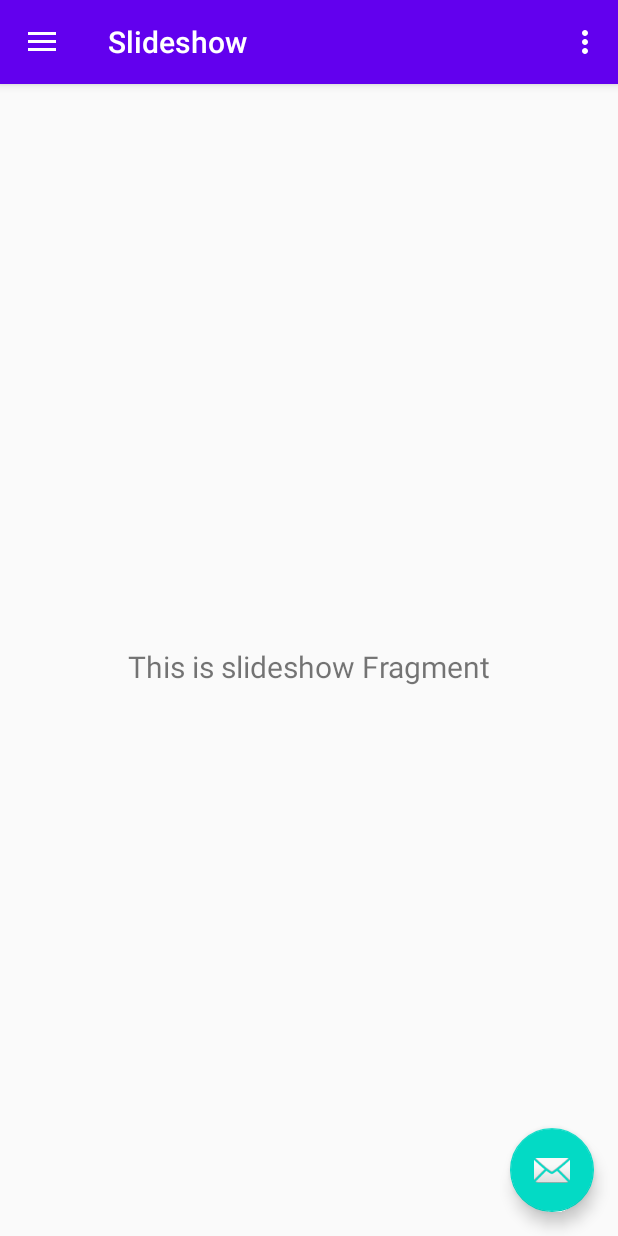
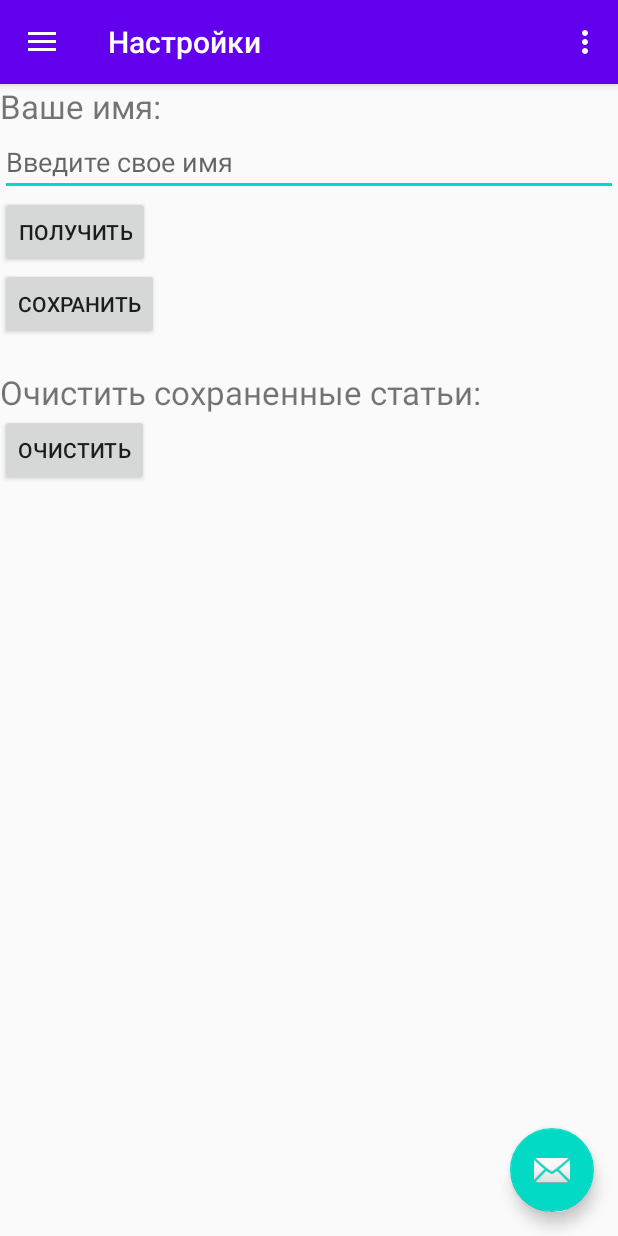
Before and after one commit to kissloryshy/IHaveRights, an Android app: the screen it shows after launch (MainActivity), in the side drawer, after a tap on "Настройки", on a phone screen of 412 x 824 dp. Run offline under Robolectric (Android 15) with nearby library versions, the phone set to English and light mode, and no system bars; our stand-ins replace Firebase (no records; nobody signed in at launch, a user with empty details on screens opened directly), navigation-ui; 1 statement that could not run was skipped.

Commit message:
SQLite (UserInfo) + some refactoring

```diff
--- a/app/build.gradle
+++ b/app/build.gradle
@@ -1,6 +1,7 @@
 apply plugin: 'com.android.application'
 apply plugin: 'kotlin-android'
 apply plugin: 'kotlin-android-extensions'
+apply plugin: 'com.google.gms.google-services'
 
 android {
     compileSdkVersion 29
@@ -51,6 +52,7 @@ dependencies {
     implementation 'androidx.navigation:navigation-fragment-ktx:2.2.2'
     implementation 'androidx.navigation:navigation-ui-ktx:2.2.2'
     implementation 'androidx.lifecycle:lifecycle-viewmodel-ktx:2.2.0'
+    implementation 'com.google.firebase:firebase-firestore:21.4.3'
     testImplementation 'junit:junit:4.12'
     androidTestImplementation 'androidx.test.ext:junit:1.1.1'
     androidTestImplementation 'androidx.test.espresso:espresso-core:3.2.0'
--- /dev/null
+++ b/app/src/main/java/com/example/androidnav/data/UserInfo.kt
@@ -0,0 +1,75 @@
+package com.example.androidnav.data
+
+import android.content.ContentValues
+import android.content.Context
+import android.database.Cursor
+import android.database.sqlite.SQLiteDatabase
+import android.database.sqlite.SQLiteOpenHelper
+import android.util.Log
+import android.widget.Toast
+
+class UserInfo(
+    context: Context?,
+    name: String?,
+    factory: SQLiteDatabase.CursorFactory?,
+    version: Int
+) : SQLiteOpenHelper(context, name, factory, version) {
+
+    companion object {
+        private val DATABASE_VER = 1
+        private val DATABASE_NAME = "UserInfo"
+
+        //Table UserInfo
+        private val TABLE_NAME = "UserInfo"
+        private val COL_NAME = "name"
+
+        //Table Articles
+        private val TABLE_NAME_ARTICLES = "articles"
+        private val COL_CONTENT = "content"
+        private val COL_SOURCE = "source"
+        private val COL_TITLE = "title"
+        private val COL_PUBLICATION_DATE = "publicationDate"
+    }
+
+    override fun onCreate(db: SQLiteDatabase?) {
+        var sql = "create table if not exists $TABLE_NAME ($COL_NAME text);"
+        db?.execSQL(sql)
+
+        var sqlQuery = "create table if not exists $TABLE_NAME_ARTICLES (id integer primary key autoincrement," +
+                "$COL_CONTENT text," +
+                "$COL_SOURCE text," +
+                "$COL_TITLE text," +
+                "$COL_PUBLICATION_DATE datetime);"
+        db?.execSQL(sqlQuery)
+
+        Log.d("kiss", "userInfo onCreate")
+    }
+
+    override fun onUpgrade(db: SQLiteDatabase?, oldVersion: Int, newVersion: Int) {
+        db?.execSQL("drop table if exists $TABLE_NAME;")
+        onCreate(db!!)
+    }
+
+    fun saveName(name: String) {
+        var db: SQLiteDatabase = this.writableDatabase
+
+        //Clear name
+        var query = "delete from UserInfo;"
+        db.execSQL(query)
+
+        //Add name
+        var values = ContentValues()
+        values.put(COL_NAME, name)
+        db.insert(TABLE_NAME, null, values)
+        db.close()
+    }
+
+    fun getName() : String {
+        var query = "select name from UserInfo"
+        var db: SQLiteDatabase = this.writableDatabase
+        var cursor: Cursor = db.rawQuery(query, null)
+        cursor.moveToFirst()
+        var res: String = cursor.getString(cursor.getColumnIndex("name"))
+        return res
+    }
+}
--- a/app/src/main/java/com/example/androidnav/ui/settings/SettingsFragment.kt
+++ b/app/src/main/java/com/example/androidnav/ui/settings/SettingsFragment.kt
@@ -1,14 +1,18 @@
 package com.example.androidnav.ui.settings
 
+import android.database.sqlite.SQLiteDatabase
+import android.os.Build
 import android.os.Bundle
 import android.view.LayoutInflater
 import android.view.View
 import android.view.ViewGroup
-import android.widget.TextView
+import android.widget.Toast
+import androidx.annotation.RequiresApi
 import androidx.fragment.app.Fragment
-import androidx.lifecycle.Observer
 import androidx.lifecycle.ViewModelProviders
 import com.example.androidnav.R
+import com.example.androidnav.data.UserInfo
+import kotlinx.android.synthetic.main.fragment_settings.*
 
 class SettingsFragment : Fragment() {
 
@@ -22,10 +26,34 @@ class SettingsFragment : Fragment() {
         slideshowViewModel =
                 ViewModelProviders.of(this).get(SettingsViewModel::class.java)
         val root = inflater.inflate(R.layout.fragment_settings, container, false)
-        val textView: TextView = root.findViewById(R.id.text_slideshow)
-        slideshowViewModel.text.observe(viewLifecycleOwner, Observer {
-            textView.text = it
-        })
+
         return root
     }
+
+    @RequiresApi(Build.VERSION_CODES.P)
+    override fun onActivityCreated(savedInstanceState: Bundle?) {
+        super.onActivityCreated(savedInstanceState)
+
+        var userInfo: UserInfo = UserInfo(context, "UserInfo", null, 1)
+        etName.setText(userInfo.getName())
+
+        btnGetName.setOnClickListener {
+            var userInfo: UserInfo = UserInfo(context, "UserInfo", null, 1)
+
+            var toast: Toast = Toast.makeText(context, userInfo.getName(), Toast.LENGTH_LONG)
+            toast.show()
+        }
+
+        btnChangeName.setOnClickListener {
+            var userInfo: UserInfo = UserInfo(context, "UserInfo", null, 1)
+            userInfo.saveName(etName.text.toString())
+            var toast: Toast = Toast.makeText(context, "changed", Toast.LENGTH_LONG)
+            toast.show()
+        }
+
+        btnCleardb.setOnClickListener {
+            var toast: Toast = Toast.makeText(context, "Сохраненные статьи удалены", Toast.LENGTH_LONG)
+            toast.show()
+        }
+    }
 }
--- a/app/src/main/java/com/example/androidnav/ui/settings/SettingsViewModel.kt
+++ b/app/src/main/java/com/example/androidnav/ui/settings/SettingsViewModel.kt
@@ -6,8 +6,4 @@ import androidx.lifecycle.ViewModel
 
 class SettingsViewModel : ViewModel() {
 
-    private val _text = MutableLiveData<String>().apply {
-        value = "This is slideshow Fragment"
-    }
-    val text: LiveData<String> = _text
 }
--- a/app/src/main/res/layout/fragment_settings.xml
+++ b/app/src/main/res/layout/fragment_settings.xml
@@ -6,17 +6,48 @@
     android:layout_height="match_parent"
     tools:context=".ui.settings.SettingsFragment">
 
-    <TextView
-        android:id="@+id/text_slideshow"
+    <LinearLayout
+        android:orientation="vertical"
         android:layout_width="match_parent"
-        android:layout_height="wrap_content"
-        android:layout_marginStart="8dp"
-        android:layout_marginTop="8dp"
-        android:layout_marginEnd="8dp"
-        android:textAlignment="center"
-        android:textSize="20sp"
-        app:layout_constraintBottom_toBottomOf="parent"
-        app:layout_constraintEnd_toEndOf="parent"
-        app:layout_constraintStart_toStartOf="parent"
-        app:layout_constraintTop_toTopOf="parent" />
+        android:layout_height="match_parent">
+
+        <TextView
+            android:layout_width="match_parent"
+            android:layout_height="wrap_content"
+            android:text="Ваше имя:"
+            android:textSize="22sp"/>
+
+        <EditText
+            android:id="@+id/etName"
+            android:layout_width="match_parent"
+            android:layout_height="wrap_content"
+            android:hint="Введите свое имя"/>
+
+        <Button
+            android:id="@+id/btnGetName"
+            android:layout_width="wrap_content"
+            android:layout_height="wrap_content"
+            android:text="Получить" />
+
+        <Button
+            android:id="@+id/btnChangeName"
+            android:layout_width="wrap_content"
+            android:layout_height="wrap_content"
+            android:text="Сохранить" />
+
+        <TextView
+            android:layout_width="match_parent"
+            android:layout_height="wrap_content"
+            android:text="Очистить сохраненные статьи:"
+            android:textSize="22sp"
+            android:layout_marginTop="20dp"/>
+
+        <Button
+            android:id="@+id/btnCleardb"
+            android:layout_width="wrap_content"
+            android:layout_height="wrap_content"
+            android:text="Очистить" />
+
+    </LinearLayout>
+
 </androidx.constraintlayout.widget.ConstraintLayout>
--- a/app/src/main/res/navigation/mobile_navigation.xml
+++ b/app/src/main/res/navigation/mobile_navigation.xml
@@ -8,7 +8,7 @@
     <fragment
         android:id="@+id/nav_articles"
         android:name="com.example.androidnav.ui.articles.ArticlesFragment"
-        android:label="@string/menu_home"
+        android:label="Статьи"
         tools:layout="@layout/fragment_articles">
 
         <action
@@ -32,13 +32,13 @@
     <fragment
         android:id="@+id/nav_favorites"
         android:name="com.example.androidnav.ui.favorites.FavoritesFragment"
-        android:label="@string/menu_gallery"
+        android:label="Сохраненные"
         tools:layout="@layout/fragment_favorites" />
 
     <fragment
         android:id="@+id/nav_settings"
         android:name="com.example.androidnav.ui.settings.SettingsFragment"
-        android:label="@string/menu_slideshow"
+        android:label="Настройки"
         tools:layout="@layout/fragment_settings" />
 
     <fragment
@@ -49,6 +49,6 @@
     <fragment
         android:id="@+id/nav_support"
         android:name="com.example.androidnav.ui.support.SupportFragment"
-        android:label="fragment_support"
+        android:label="Поддержека"
         tools:layout="@layout/fragment_support" />
 </navigation>
--- a/build.gradle
+++ b/build.gradle
@@ -10,6 +10,7 @@ buildscript {
     dependencies {
         classpath 'com.android.tools.build:gradle:3.6.3'
         classpath "org.jetbrains.kotlin:kotlin-gradle-plugin:$kotlin_version"
+        classpath 'com.google.gms:google-services:4.3.3'
 
         // NOTE: Do not place your application dependencies here; they belong
         // in the individual module build.gradle files
```
Also changed, not shown: app/src/main/java/com/example/androidnav/ui/articles/ArticlesFragment.kt (+33 -6 lines), app/src/main/res/layout/fragment_about.xml (+11 -2 lines), app/src/main/res/layout/fragment_articles.xml (+6 -1 lines).
